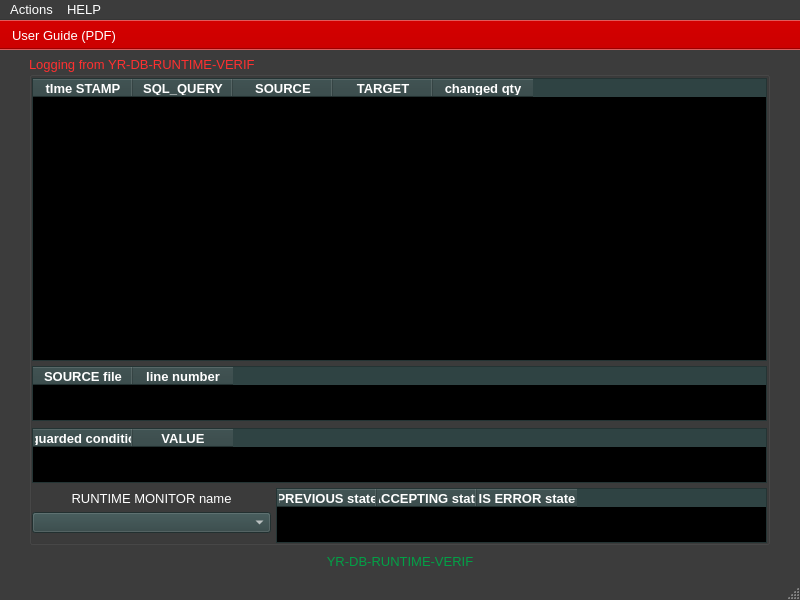
This is ui/yr-db-runtime-verif-main-window.ui in yerothd/yr-db-runtime-verif as Qt 5 draws it before an edit. The edited form follows.
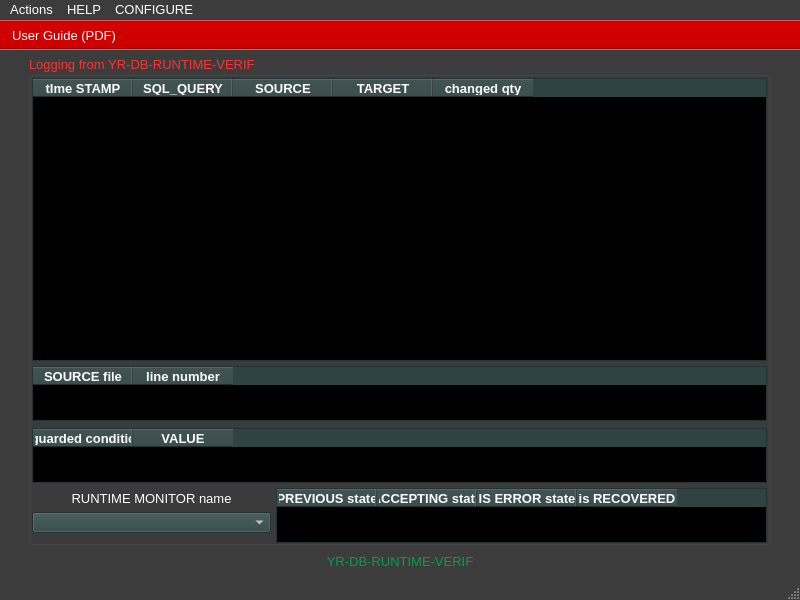
This is the edited form. Icons and pictures are not drawn. Custom widgets are drawn as their Qt base class.

```diff
--- a/ui/yr-db-runtime-verif-main-window.ui
+++ b/ui/yr-db-runtime-verif-main-window.ui
@@ -2837,6 +2837,20 @@
        <set>AlignCenter</set>
       </property>
      </column>
+     <column>
+      <property name="text">
+       <string>is RECOVERED</string>
+      </property>
+      <property name="font">
+       <font>
+        <weight>75</weight>
+        <bold>true</bold>
+       </font>
+      </property>
+      <property name="textAlignment">
+       <set>AlignCenter</set>
+      </property>
+     </column>
     </widget>
     <widget class="YRDBRUNTIMEVERIF_ComboBox" name="comboBox_RUNTIME_MONITOR_VERIFIER_TESTER">
      <property name="geometry">
@@ -4905,8 +4919,16 @@
     <addaction name="separator"/>
     <addaction name="actionExit"/>
    </widget>
+   <widget class="QMenu" name="menuCONFIGURE">
+    <property name="title">
+     <string>CONFIGURE</string>
+    </property>
+    <addaction name="separator"/>
+    <addaction name="actionLOGGING_from_SUT"/>
+   </widget>
    <addaction name="menu_actions"/>
    <addaction name="menu_help"/>
+   <addaction name="menuCONFIGURE"/>
   </widget>
   <widget class="QStatusBar" name="statusbar"/>
   <widget class="QToolBar" name="toolBar_mainWindow">
```
Left out of the diff: 5 changed lines with no effect on the pictures.
